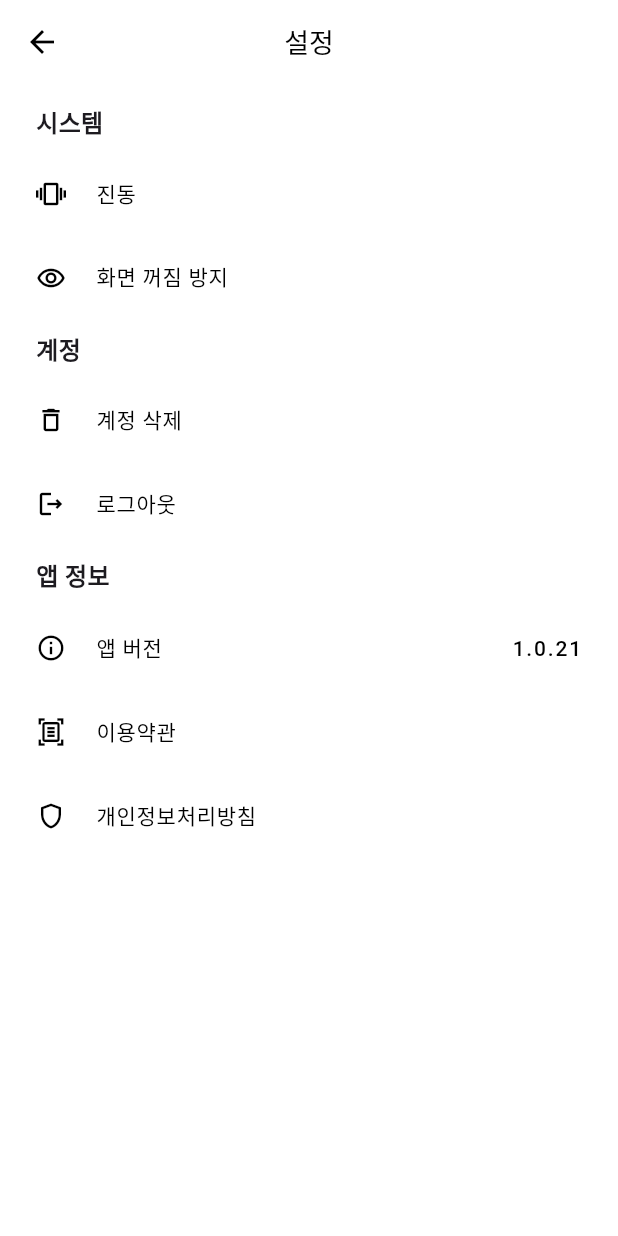
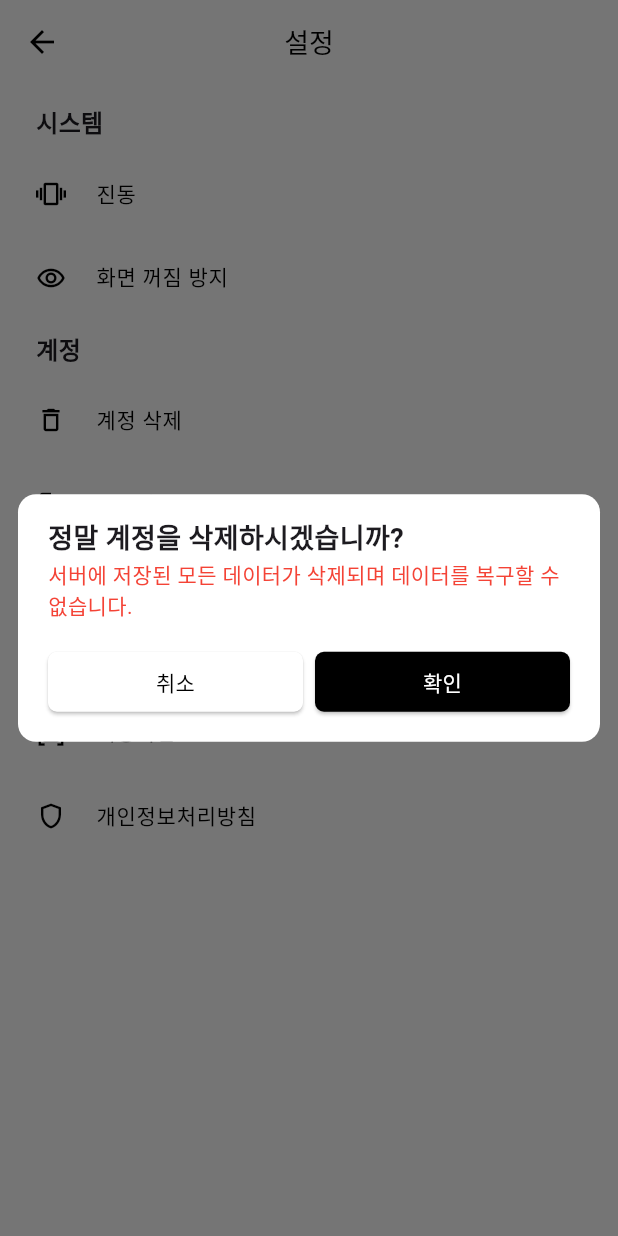
Before and after one commit to pomodak/pomodak-flutter, a Flutter app: the MoreScreen screen opened directly, after a tap on "계정 삭제", on a phone screen of 412 x 824 dp. Run offline on Flutter 3.47's test engine with Material 3 defaults, Android fonts, the phone set to English and light mode, and no system bars; drawn by our look-alikes of loader_overlay; our stand-ins replace another_flushbar, awesome_bottom_bar, confetti, dio, flutter_dotenv, flutter_local_notifications and 16 more; missing offline and left inert: kakao_flutter_sdk_user; accounts and stored records are empty; network calls fail.

Commit message:
Implement deleteAccount feature

```diff
--- a/lib/views/screens/main/more_screen/more_screen.dart
+++ b/lib/views/screens/main/more_screen/more_screen.dart
@@ -1,6 +1,7 @@
 import 'package:flutter/material.dart';
 import 'package:pomodak/view_models/app_view_model.dart';
-import 'package:pomodak/view_models/auth_view_model.dart';
+import 'package:pomodak/views/screens/main/more_screen/widgets/show_delete_account_dialog.dart';
+import 'package:pomodak/views/screens/main/more_screen/widgets/show_logout_dialog.dart';
 import 'package:pomodak/views/widgets/privacy_policy_modal.dart';
 import 'package:pomodak/views/widgets/terms_modal.dart';
 import 'package:provider/provider.dart';
@@ -11,7 +12,6 @@ class MoreScreen extends StatelessWidget {
 
   @override
   Widget build(BuildContext context) {
-    var authViewModel = Provider.of<AuthViewModel>(context);
     var appViewModel = Provider.of<AppViewModel>(context);
     return Scaffold(
       appBar: AppBar(
@@ -93,7 +93,9 @@ class MoreScreen extends StatelessWidget {
                     fontSize: 14,
                   ),
                 ),
-                onTap: () {},
+                onTap: () {
+                  showDeleteAccountDialog(context);
+                },
               ),
               ListTile(
                 contentPadding: const EdgeInsets.symmetric(horizontal: 24),
@@ -107,8 +109,8 @@ class MoreScreen extends StatelessWidget {
                     fontSize: 14,
                   ),
                 ),
-                onTap: () async {
-                  await authViewModel.logOut();
+                onTap: () {
+                  showLogoutDialog(context);
                 },
               ),
               const Padding(
--- /dev/null
+++ b/lib/views/screens/main/more_screen/widgets/show_delete_account_dialog.dart
@@ -0,0 +1,92 @@
+import 'package:flutter/material.dart';
+import 'package:pomodak/view_models/auth_view_model.dart';
+import 'package:provider/provider.dart';
+
+void showDeleteAccountDialog(
+  BuildContext context,
+) {
+  showDialog(
+    context: context,
+    builder: (BuildContext context) {
+      return Dialog(
+        surfaceTintColor: Colors.white,
+        shape: RoundedRectangleBorder(
+          borderRadius: BorderRadius.circular(12),
+        ),
+        insetPadding: const EdgeInsets.symmetric(horizontal: 12),
+        child: Padding(
+            padding: const EdgeInsets.symmetric(horizontal: 20, vertical: 16),
+            child: StatefulBuilder(
+                builder: (BuildContext context, StateSetter setState) {
+              return Column(
+                mainAxisSize: MainAxisSize.min,
+                crossAxisAlignment: CrossAxisAlignment.start,
+                children: [
+                  const Text(
+                    "정말 계정을 삭제하시겠습니까?",
+                    style: TextStyle(fontSize: 18, fontWeight: FontWeight.bold),
+                  ),
+                  const Text(
+                    "서버에 저장된 모든 데이터가 삭제되며 데이터를 복구할 수 없습니다.",
+                    style: TextStyle(fontSize: 14, color: Colors.red),
+                  ),
+                  const SizedBox(height: 16),
+                  _buildActionButtons(context),
+                ],
+              );
+            })),
+      );
+    },
+  );
+}
+
+Widget _buildActionButtons(BuildContext context) {
+  return StatefulBuilder(
+    builder: (BuildContext context, StateSetter setState) {
+      final authViewModel = Provider.of<AuthViewModel>(context, listen: false);
+
+      void handleDeleteAccount() async {
+        await authViewModel.deleteAccount();
+        (mounted) {
+          Navigator.of(context).pop(); // 현재 대화상자를 닫음
+        };
+      }
+
+      return Row(
+        mainAxisAlignment: MainAxisAlignment.spaceBetween,
+        children: [
+          Expanded(
+            child: ElevatedButton(
+              style: ElevatedButton.styleFrom(
+                surfaceTintColor: Colors.white,
+                shape: RoundedRectangleBorder(
+                  borderRadius: BorderRadius.circular(6),
+                ),
+              ),
+              onPressed: () {
+                Navigator.of(context).pop();
+              },
+              child: const Text("취소"),
+            ),
+          ),
+          const SizedBox(width: 8),
+          Expanded(
+            child: ElevatedButton(
+              style: ElevatedButton.styleFrom(
+                backgroundColor: Colors.black,
+                shape: RoundedRectangleBorder(
+                  borderRadius: BorderRadius.circular(6),
+                ),
+              ),
+              onPressed: handleDeleteAccount,
+              child: const Text(
+                "확인",
+                style: TextStyle(color: Colors.white),
+              ),
+            ),
+          ),
+        ],
+      );
+    },
+  );
+}
```
Also changed, not shown: lib/data/datasources/remote/auth_remote_datasource.dart (+12 -0 lines), lib/data/repositories/auth_repository.dart (+11 -0 lines), lib/view_models/auth_view_model.dart (+9 -0 lines), lib/views/screens/main/more_screen/widgets/show_logout_dialog.dart (added, +88 -0 lines), 1 other file.
